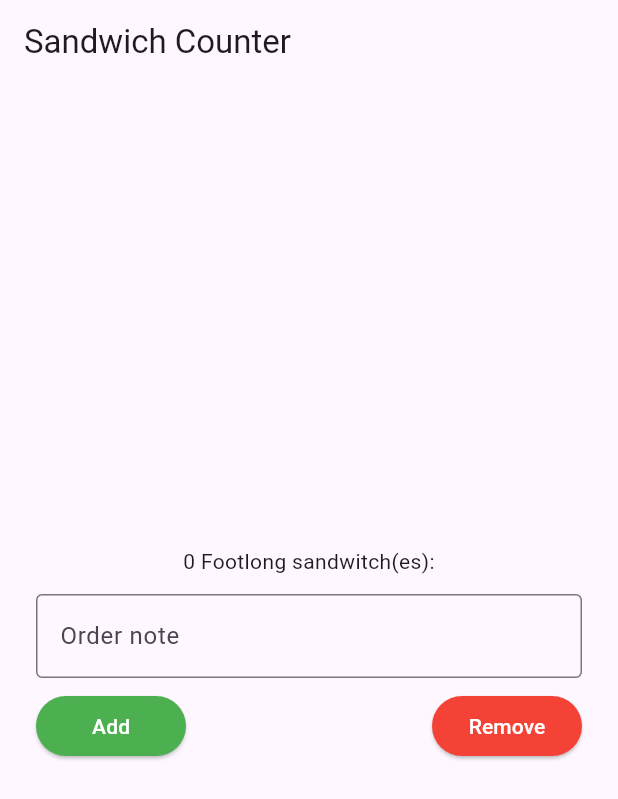
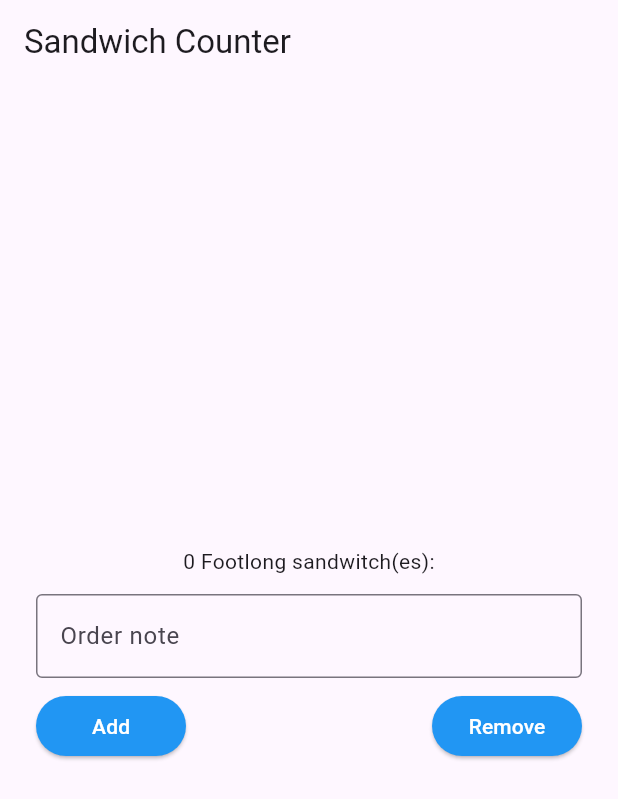
Before and after one commit to anirejlova/sandwitch_shop, a Flutter app: the screen it shows after launch, on a phone screen of 412 x 824 dp. Shown: the top 799 px of the screen. Run offline on Flutter 3.47's test engine with Material 3 defaults, Android fonts, the phone set to English and light mode, and no system bars.

Commit message:
add custom class for buttons to reduce redundance

```diff
--- a/lib/main.dart
+++ b/lib/main.dart
@@ -83,7 +83,6 @@ class _OrderScreenState extends State<OrderScreen> {
                 ),
               ),
             ),
-            // ...existing code...
             Padding(
               padding:
                   const EdgeInsets.symmetric(horizontal: 24.0, vertical: 8.0),
@@ -95,34 +94,52 @@ class _OrderScreenState extends State<OrderScreen> {
                   children: [
                     SizedBox(
                       width: 100.0,
-                      child: ElevatedButton(
+                      child: StyledButton(
                         onPressed: _increaseQuantity,
-                        style: ElevatedButton.styleFrom(
-                          backgroundColor: Colors.green,
-                          foregroundColor: Colors.white,
-                        ),
-                        child: const Text('Add'),
+                        label: 'Add',
                       ),
                     ),
                     SizedBox(
                       width: 100.0,
-                      child: ElevatedButton(
+                      child: StyledButton(
                         onPressed: _decreaseQuantity,
-                        style: ElevatedButton.styleFrom(
-                          backgroundColor: Colors.red,
-                          foregroundColor: Colors.white,
-                        ),
-                        child: const Text('Remove'),
+                        label: 'Remove',
                       ),
                     ),
                   ],
                 ),
               ),
             ),
-// ...existing code...
           ],
         ),
       ),
+    );
+  }
+}
+
+class StyledButton extends StatelessWidget{
+  final String label;
+  final VoidCallback onPressed;
+  final Color backgroundColor;
+  final Color foregroundColor;
+
+  const StyledButton({
+    required this.label,
+    required this.onPressed,
+    this.backgroundColor = Colors.blue,
+    this.foregroundColor = Colors.white,
+    super.key,
+  });
+
+  @override
+  Widget build(BuildContext context) {
+    return ElevatedButton(
+      onPressed: onPressed,
+      style: ElevatedButton.styleFrom(
+        backgroundColor: backgroundColor,
+        foregroundColor: foregroundColor,
+      ),
+      child: Text(label),
     );
   }
 }
```
